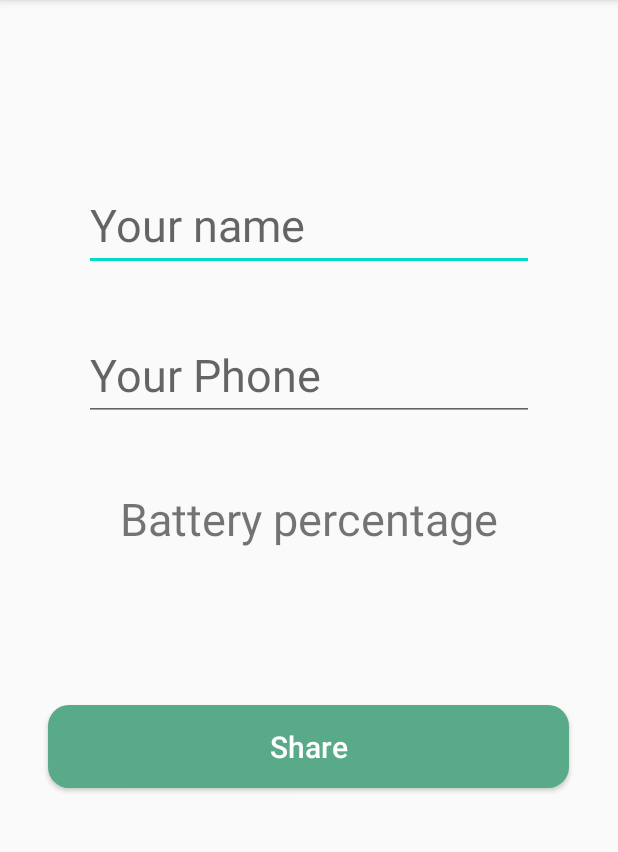
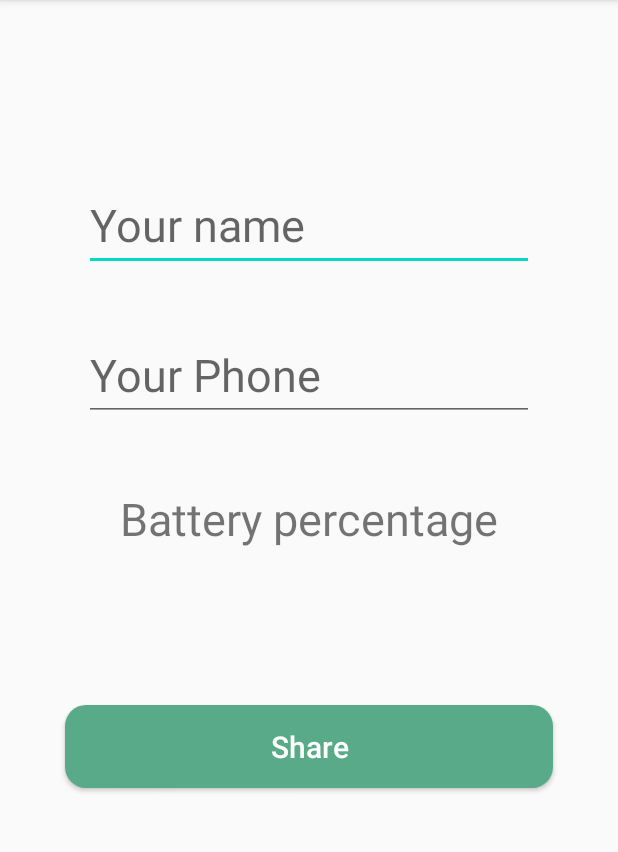
Before and after one commit to Ronny011/mobile_app, an Android app: the screen it shows after launch (MainActivity), on a phone screen of 412 x 824 dp, the part 84-936 px from its top. Run offline under Robolectric (Android 15) with nearby library versions, the phone set to English and light mode, and no system bars.

Commit message:
Update activity_main.xml
button resize

```diff
--- a/app/src/main/res/layout/activity_main.xml
+++ b/app/src/main/res/layout/activity_main.xml
@@ -42,7 +42,7 @@
 
     <Button
         android:id="@+id/button"
-        android:layout_width="347dp"
+        android:layout_width="325dp"
         android:layout_height="55dp"
         android:layout_gravity="center_horizontal"
         android:layout_marginTop="470dp"
```
